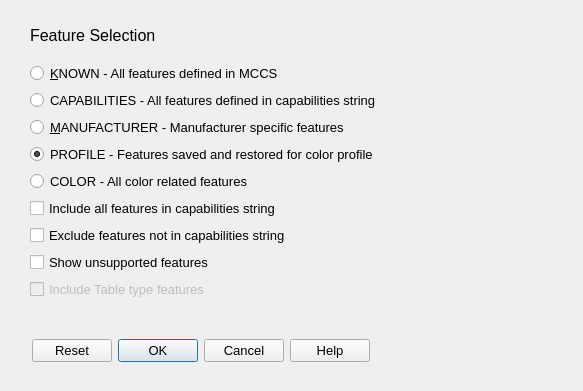
The window that src/option_dialogs/feature_selection_dialog.ui (rockowitz/ddcui) describes before a commit, drawn with Qt 5.
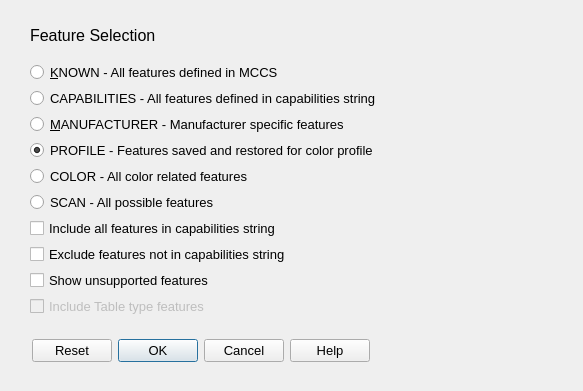
The same window after the commit.

Commit message: feature_selection_dialog.cpp/h/hi: - add SCAN feature group

Diff of the .ui file:
```diff
--- a/src/option_dialogs/feature_selection_dialog.ui
+++ b/src/option_dialogs/feature_selection_dialog.ui
@@ -61,7 +61,7 @@
      <x>30</x>
      <y>60</y>
      <width>531</width>
-     <height>251</height>
+     <height>261</height>
     </rect>
    </property>
    <layout class="QVBoxLayout" name="verticalLayout">
@@ -152,6 +152,18 @@
       </property>
      </widget>
     </item>
+    <item>
+     <widget class="QRadioButton" name="scan_radioButton">
+      <property name="font">
+       <font>
+        <pointsize>10</pointsize>
+       </font>
+      </property>
+      <property name="text">
+       <string>SCAN - All possible features</string>
+      </property>
+     </widget>
+    </item>
     <item>
      <widget class="QCheckBox" name="allCapabilities_checkbox">
       <property name="font">
@@ -194,7 +206,7 @@
        <string>Show unsupported features</string>
       </property>
       <property name="checkable">
-       <bool>false</bool>
+       <bool>true</bool>
       </property>
      </widget>
     </item>
```
The commit also changes 2 other files.
